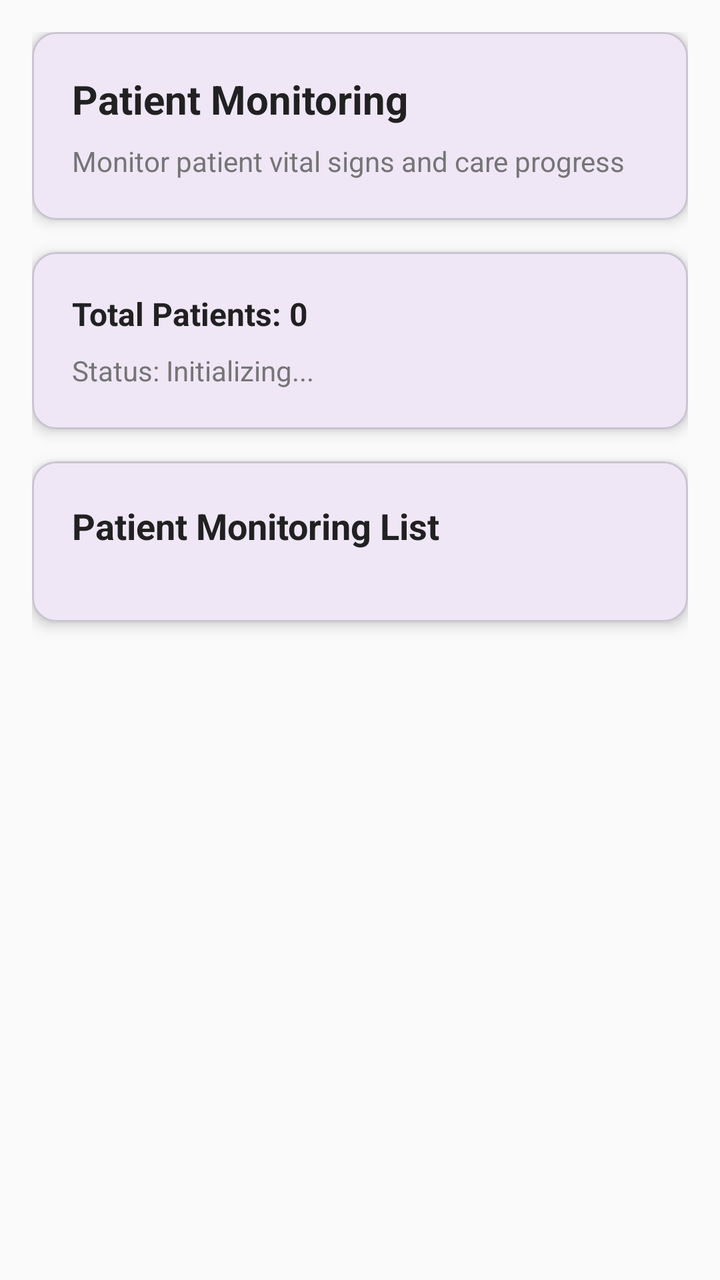
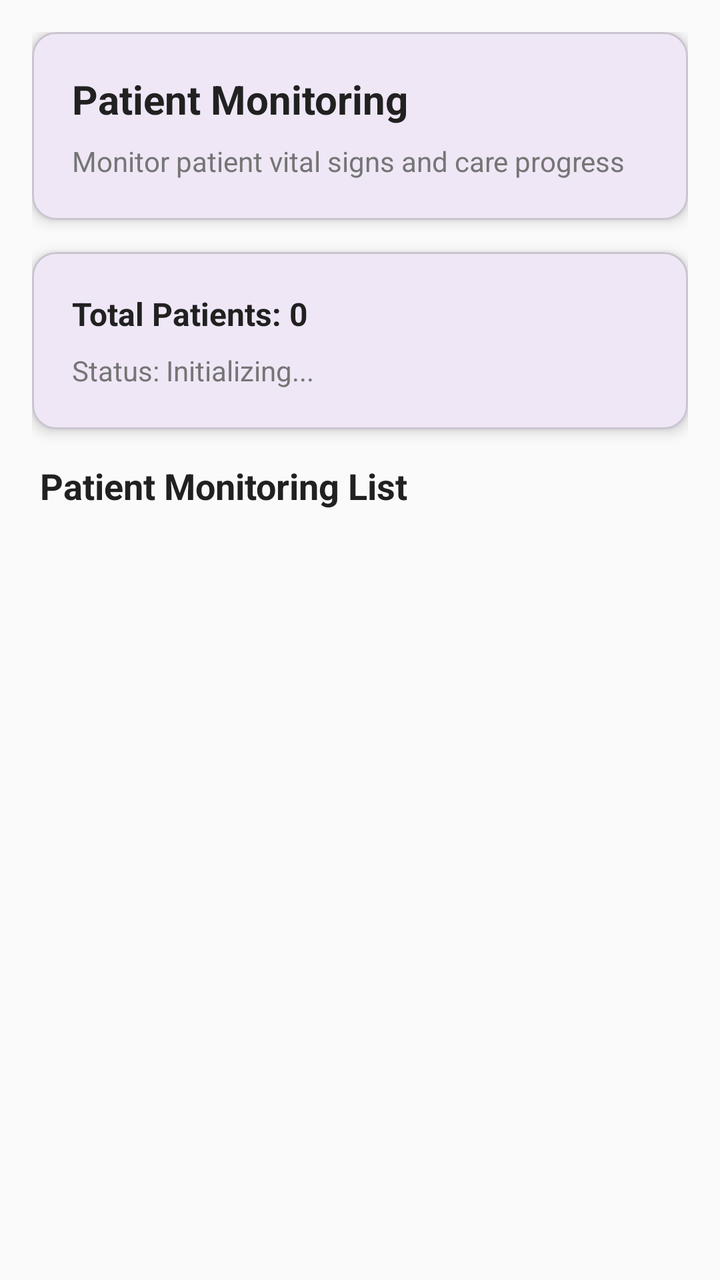

Two renders of the same Android screen: before a commit and after it. Below are the layout's source before the change and the commit's diff.
<!-- AndroidManifest.xml: application theme Theme.H_CAS -->
<!-- res/layout/fragment_patient_monitoring.xml -->
<?xml version="1.0" encoding="utf-8"?>
<ScrollView xmlns:android="http://schemas.android.com/apk/res/android"
    xmlns:app="http://schemas.android.com/apk/res-auto"
    android:layout_width="match_parent"
    android:layout_height="match_parent"
    android:background="@color/background_light"
    android:fillViewport="true">

    <LinearLayout
        android:layout_width="match_parent"
        android:layout_height="wrap_content"
        android:orientation="vertical"
        android:padding="16dp">

        
        <com.google.android.material.card.MaterialCardView
            android:layout_width="match_parent"
            android:layout_height="wrap_content"
            android:layout_marginBottom="16dp"
            app:cardCornerRadius="12dp"
            app:cardElevation="4dp">

            <LinearLayout
                android:layout_width="match_parent"
                android:layout_height="wrap_content"
                android:orientation="vertical"
                android:padding="20dp">

                <TextView
                    android:layout_width="wrap_content"
                    android:layout_height="wrap_content"
                    android:text="Patient Monitoring"
                    android:textSize="20sp"
                    android:textStyle="bold"
                    android:textColor="@color/text_primary" />

                <TextView
                    android:layout_width="wrap_content"
                    android:layout_height="wrap_content"
                    android:layout_marginTop="8dp"
                    android:text="Monitor patient vital signs and care progress"
                    android:textSize="14sp"
                    android:textColor="@color/text_secondary" />

            </LinearLayout>

        </com.google.android.material.card.MaterialCardView>

        
        <com.google.android.material.card.MaterialCardView
            android:layout_width="match_parent"
            android:layout_height="wrap_content"
            android:layout_marginBottom="16dp"
            app:cardCornerRadius="12dp"
            app:cardElevation="4dp">

            <LinearLayout
                android:layout_width="match_parent"
                android:layout_height="wrap_content"
                android:orientation="vertical"
                android:padding="20dp">

                <TextView
                    android:id="@+id/textViewPatientCount"
                    android:layout_width="wrap_content"
                    android:layout_height="wrap_content"
                    android:text="Total Patients: 0"
                    android:textSize="16sp"
                    android:textStyle="bold"
                    android:textColor="@color/text_primary" />

                <TextView
                    android:id="@+id/textViewMonitoringStatus"
                    android:layout_width="wrap_content"
                    android:layout_height="wrap_content"
                    android:layout_marginTop="8dp"
                    android:text="Status: Initializing..."
                    android:textSize="14sp"
                    android:textColor="@color/text_secondary" />

            </LinearLayout>

        </com.google.android.material.card.MaterialCardView>

        
        <com.google.android.material.card.MaterialCardView
            android:layout_width="match_parent"
            android:layout_height="wrap_content"
            android:layout_marginBottom="16dp"
            app:cardCornerRadius="12dp"
            app:cardElevation="4dp">

            <LinearLayout
                android:layout_width="match_parent"
                android:layout_height="wrap_content"
                android:orientation="vertical"
                android:padding="20dp">

                <TextView
                    android:layout_width="wrap_content"
                    android:layout_height="wrap_content"
                    android:layout_marginBottom="16dp"
                    android:text="Patient Monitoring List"
                    android:textSize="18sp"
                    android:textStyle="bold"
                    android:textColor="@color/text_primary" />

                <androidx.recyclerview.widget.RecyclerView
                    android:id="@+id/recyclerViewPatients"
                    android:layout_width="match_parent"
                    android:layout_height="wrap_content"
                    android:nestedScrollingEnabled="false"
                    android:clipChildren="false"
                    android:clipToPadding="false"
                    android:scrollbars="vertical"
                    android:fadeScrollbars="true" />

            </LinearLayout>

        </com.google.android.material.card.MaterialCardView>

    </LinearLayout>

</ScrollView>
<!-- resources referenced by this layout -->
<resources>
  <color name="background_light">#FAFAFA</color>
  <color name="text_primary">#212121</color>
  <color name="text_secondary">#757575</color>
  <style name="Theme.H_CAS" parent="Base.Theme.H_CAS" />
  <style name="Base.Theme.H_CAS" parent="Theme.Material3.DayNight.NoActionBar">
          
          
      </style>
</resources>

<!-- the commit's change to res/layout/fragment_patient_monitoring.xml (unified diff, before → after) -->
@@ -1,5 +1,5 @@
 <?xml version="1.0" encoding="utf-8"?>
-<ScrollView xmlns:android="http://schemas.android.com/apk/res/android"
+<androidx.core.widget.NestedScrollView xmlns:android="http://schemas.android.com/apk/res/android"
     xmlns:app="http://schemas.android.com/apk/res-auto"
     android:layout_width="match_parent"
     android:layout_height="match_parent"
@@ -83,42 +83,34 @@
         </com.google.android.material.card.MaterialCardView>
 
         
-        <com.google.android.material.card.MaterialCardView
+        <LinearLayout
             android:layout_width="match_parent"
             android:layout_height="wrap_content"
-            android:layout_marginBottom="16dp"
-            app:cardCornerRadius="12dp"
-            app:cardElevation="4dp">
+            android:orientation="vertical">
 
-            <LinearLayout
+            <TextView
+                android:layout_width="wrap_content"
+                android:layout_height="wrap_content"
+                android:layout_marginStart="4dp"
+                android:layout_marginBottom="12dp"
+                android:text="Patient Monitoring List"
+                android:textSize="18sp"
+                android:textStyle="bold"
+                android:textColor="@color/text_primary" />
+
+            <androidx.recyclerview.widget.RecyclerView
+                android:id="@+id/recyclerViewPatients"
                 android:layout_width="match_parent"
                 android:layout_height="wrap_content"
-                android:orientation="vertical"
-                android:padding="20dp">
+                android:nestedScrollingEnabled="true"
+                android:clipChildren="false"
+                android:clipToPadding="false"
+                android:paddingTop="4dp"
+                android:paddingBottom="4dp"
+                android:scrollbars="none" />
 
-                <TextView
-                    android:layout_width="wrap_content"
-                    android:layout_height="wrap_content"
-                    android:layout_marginBottom="16dp"
-                    android:text="Patient Monitoring List"
-                    android:textSize="18sp"
-                    android:textStyle="bold"
-                    android:textColor="@color/text_primary" />
-
-                <androidx.recyclerview.widget.RecyclerView
-                    android:id="@+id/recyclerViewPatients"
-                    android:layout_width="match_parent"
-                    android:layout_height="wrap_content"
-                    android:nestedScrollingEnabled="false"
-                    android:clipChildren="false"
-                    android:clipToPadding="false"
-                    android:scrollbars="vertical"
-                    android:fadeScrollbars="true" />
-
-            </LinearLayout>
-
-        </com.google.android.material.card.MaterialCardView>
+        </LinearLayout>
 
     </LinearLayout>
 
-</ScrollView>
+</androidx.core.widget.NestedScrollView>
